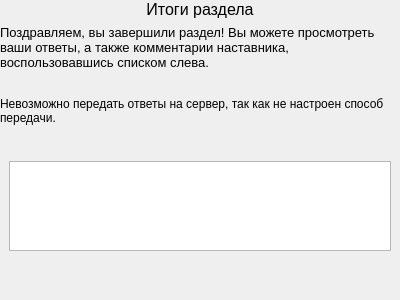
First picture: the form in training/totalpage.ui, repository TheMrButcher/offline-mentor, before the edit.
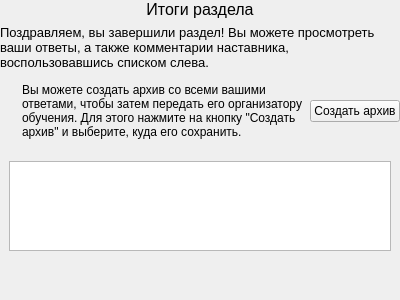
Second picture: the form after the edit. The open tabs and pages were chosen to show the change. Icons and pictures are not drawn.

Commit message:
Добавил возможность сохранять ответы в архив
Closed #44

Patch:
```diff
--- a/training/totalpage.ui
+++ b/training/totalpage.ui
@@ -198,6 +198,37 @@
        <property name="bottomMargin">
         <number>0</number>
        </property>
+       <item>
+        <widget class="QLabel" name="label_8">
+         <property name="sizePolicy">
+          <sizepolicy hsizetype="Fixed" vsizetype="Fixed">
+           <horstretch>0</horstretch>
+           <verstretch>0</verstretch>
+          </sizepolicy>
+         </property>
+         <property name="minimumSize">
+          <size>
+           <width>16</width>
+           <height>16</height>
+          </size>
+         </property>
+         <property name="maximumSize">
+          <size>
+           <width>16</width>
+           <height>16</height>
+          </size>
+         </property>
+         <property name="text">
+          <string/>
+         </property>
+         <property name="pixmap">
+          <pixmap resource="resources.qrc">:/icons/archive.png</pixmap>
+         </property>
+         <property name="scaledContents">
+          <bool>true</bool>
+         </property>
+        </widget>
+       </item>
        <item>
         <widget class="QLabel" name="label_7">
          <property name="sizePolicy">
@@ -207,13 +238,26 @@
           </sizepolicy>
          </property>
          <property name="text">
-          <string>Невозможно передать ответы на сервер, так как не настроен способ передачи.</string>
+          <string>Вы можете создать архив со всеми вашими ответами, чтобы затем передать его организатору обучения. Для этого нажмите на кнопку &quot;Создать архив&quot; и выберите, куда его сохранить.</string>
          </property>
          <property name="wordWrap">
           <bool>true</bool>
          </property>
         </widget>
        </item>
+       <item>
+        <widget class="QPushButton" name="archiveButton">
+         <property name="sizePolicy">
+          <sizepolicy hsizetype="Fixed" vsizetype="Fixed">
+           <horstretch>0</horstretch>
+           <verstretch>0</verstretch>
+          </sizepolicy>
+         </property>
+         <property name="text">
+          <string>Создать архив</string>
+         </property>
+        </widget>
+       </item>
       </layout>
      </widget>
     </widget>
```
Left out of the diff: 2 changed lines with no effect on the pictures. The commit also changes 12 other files.
